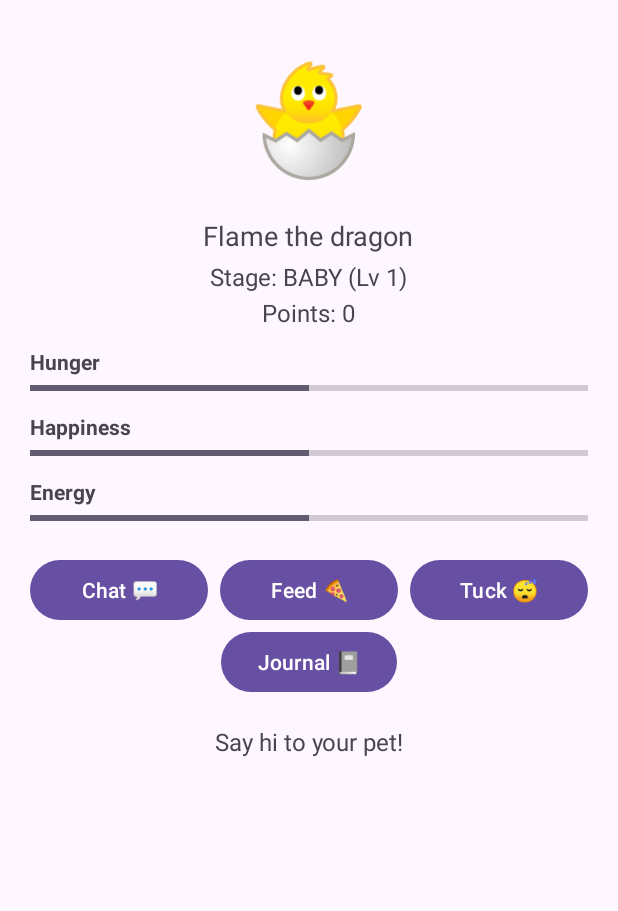
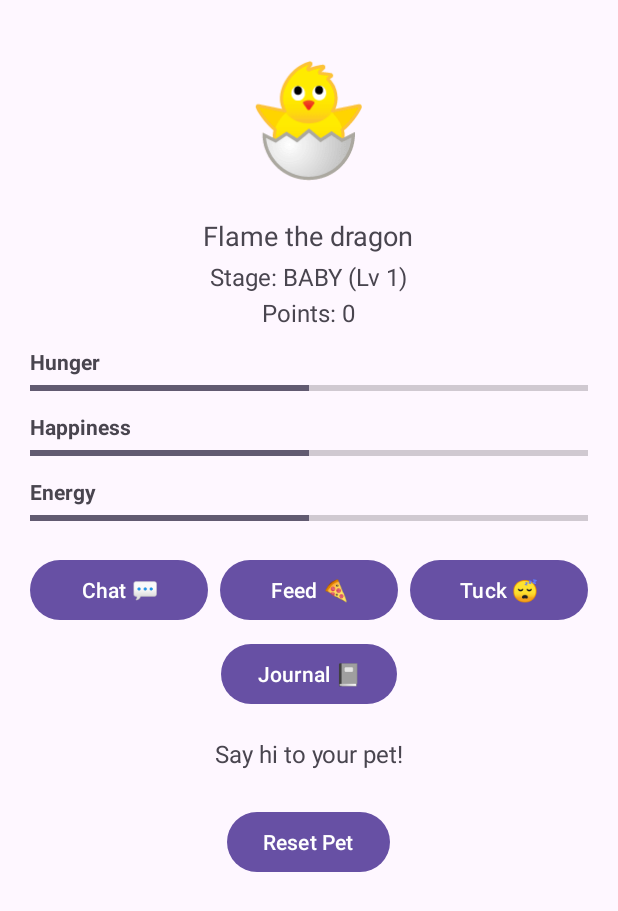
Before and after one commit to segak2003/cs310_project_chatpet22, an Android app: the layout activity_pet_growth.xml on its own in the app's theme, with its tools: preview values and no code run, on a phone screen of 412 x 824 dp. Shown: the top 911 px of the screen. Run offline under Robolectric (Android 15) with nearby library versions, the phone set to English and light mode, and no system bars.

Commit message:
fixed all bugs pushing to my branch

```diff
--- a/app/src/main/res/layout/activity_pet_growth.xml
+++ b/app/src/main/res/layout/activity_pet_growth.xml
@@ -2,6 +2,7 @@
 <ScrollView xmlns:android="http://schemas.android.com/apk/res/android"
     android:layout_width="match_parent"
     android:layout_height="match_parent">
+
 
     <LinearLayout
         android:layout_width="match_parent"
@@ -10,13 +11,15 @@
         android:padding="20dp"
         android:gravity="center_horizontal">
 
+
         <TextView
             android:id="@+id/tvEmoji"
             android:layout_width="wrap_content"
             android:layout_height="wrap_content"
             android:text="🐣"
             android:textSize="72sp"
-            android:padding="8dp"/>
+            android:padding="8dp" />
+
 
         <TextView
             android:id="@+id/tvDelta"
@@ -26,7 +29,8 @@
             android:textStyle="bold"
             android:textSize="18sp"
             android:visibility="gone"
-            android:paddingTop="4dp"/>
+            android:paddingTop="4dp" />
+
 
         <TextView
             android:id="@+id/tvName"
@@ -34,7 +38,8 @@
             android:layout_height="wrap_content"
             android:text="Flame the dragon"
             android:textSize="18sp"
-            android:paddingTop="12dp"/>
+            android:paddingTop="12dp" />
+
 
         <TextView
             android:id="@+id/tvStage"
@@ -42,7 +47,8 @@
             android:layout_height="wrap_content"
             android:text="Stage: BABY (Lv 1)"
             android:textSize="16sp"
-            android:paddingTop="4dp"/>
+            android:paddingTop="4dp" />
+
 
         <TextView
             android:id="@+id/tvPoints"
@@ -51,64 +57,71 @@
             android:text="Points: 0"
             android:textSize="16sp"
             android:paddingTop="2dp"
-            android:paddingBottom="12dp"/>
+            android:paddingBottom="12dp" />
+
 
         <!-- meters -->
         <TextView
             android:layout_width="match_parent"
             android:layout_height="wrap_content"
             android:text="Hunger"
-            android:textStyle="bold"/>
+            android:textStyle="bold" />
         <ProgressBar
             android:id="@+id/barHunger"
             style="?android:attr/progressBarStyleHorizontal"
             android:layout_width="match_parent"
             android:layout_height="16dp"
             android:max="100"
-            android:progress="50"/>
+            android:progress="50" />
+
 
         <TextView
             android:layout_width="match_parent"
             android:layout_height="wrap_content"
             android:text="Happiness"
             android:textStyle="bold"
-            android:paddingTop="8dp"/>
+            android:paddingTop="8dp" />
         <ProgressBar
             android:id="@+id/barHappiness"
             style="?android:attr/progressBarStyleHorizontal"
             android:layout_width="match_parent"
             android:layout_height="16dp"
             android:max="100"
-            android:progress="50"/>
+            android:progress="50" />
+
 
         <TextView
             android:layout_width="match_parent"
             android:layout_height="wrap_content"
             android:text="Energy"
             android:textStyle="bold"
-            android:paddingTop="8dp"/>
+            android:paddingTop="8dp" />
         <ProgressBar
             android:id="@+id/barEnergy"
             style="?android:attr/progressBarStyleHorizontal"
             android:layout_width="match_parent"
             android:layout_height="16dp"
             android:max="100"
-            android:progress="50"/>
+            android:progress="50" />
 
+
+        <!-- main buttons row -->
         <LinearLayout
+            android:id="@+id/layoutMainButtons"
             android:layout_width="match_parent"
             android:layout_height="wrap_content"
             android:orientation="horizontal"
             android:gravity="center"
             android:paddingTop="16dp">
 
+
             <Button
                 android:id="@+id/btnChat"
                 android:layout_width="0dp"
                 android:layout_height="wrap_content"
                 android:layout_weight="1"
-                android:text="Chat 💬"
-                />
+                android:text="Chat 💬" />
+
 
             <Button
                 android:id="@+id/btnFeed"
@@ -117,24 +130,63 @@
                 android:layout_weight="1"
                 android:text="Feed 🍕"
                 android:layout_marginStart="8dp"
-                android:layout_marginEnd="8dp"/>
+                android:layout_marginEnd="8dp" />
+
 
             <Button
                 android:id="@+id/btnTuck"
                 android:layout_width="0dp"
                 android:layout_height="wrap_content"
                 android:layout_weight="1"
-                android:text="Tuck 😴"
-                />
-
+                android:text="Tuck 😴" />
         </LinearLayout>
 
+
+        <!-- NEW: Journal button -->
         <Button
             android:id="@+id/btnJournal"
             android:layout_width="wrap_content"
             android:layout_height="wrap_content"
-            android:layout_weight="1"
-            android:text="Journal 📓"/>
+            android:text="Journal 📓"
+            android:layout_marginTop="8dp" />
+
+
+        <!-- feed choices row (hidden by default) -->
+        <LinearLayout
+            android:id="@+id/layoutFeedChoices"
+            android:layout_width="match_parent"
+            android:layout_height="wrap_content"
+            android:orientation="horizontal"
+            android:gravity="center"
+            android:paddingTop="16dp"
+            android:visibility="gone">
+
+
+            <Button
+                android:id="@+id/btnFoodKibble"
+                android:layout_width="0dp"
+                android:layout_height="wrap_content"
+                android:layout_weight="1"
+                android:text="Kibble 🍖" />
+
+
+            <Button
+                android:id="@+id/btnFoodFish"
+                android:layout_width="0dp"
+                android:layout_height="wrap_content"
+                android:layout_weight="1"
+                android:text="Fish 🐟"
+                android:layout_marginStart="8dp"
+                android:layout_marginEnd="8dp" />
+
+
+            <Button
+                android:id="@+id/btnFoodPizza"
+                android:layout_width="0dp"
+                android:layout_height="wrap_content"
+                android:layout_weight="1"
+                android:text="Pizza 🍕" />
+        </LinearLayout>
 
 
         <TextView
@@ -145,6 +197,15 @@
             android:text="Say hi to your pet!"
             android:textSize="16sp"
             android:paddingTop="18dp"
-            android:paddingBottom="24dp"/>
+            android:paddingBottom="24dp" />
+
+
+        <Button
+            android:id="@+id/btnReset"
+            android:layout_width="wrap_content"
+            android:layout_height="wrap_content"
+            android:text="Reset Pet" />
     </LinearLayout>
+
+
 </ScrollView>
```
Also changed, not shown: app/src/main/java/com/example/chatpet/feature4/Pet.java (+7 -1 lines), app/src/main/java/com/example/chatpet/feature4/PetGrowthActivity.java (+229 -48 lines), app/src/main/java/com/example/chatpet/feature4/PetInteractionController.java (+51 -3 lines), app/src/main/java/com/example/chatpet/feature4/PetRepository.java (+11 -0 lines), app/src/main/java/com/example/chatpet/feature4/PointManager.java (+44 -6 lines).
